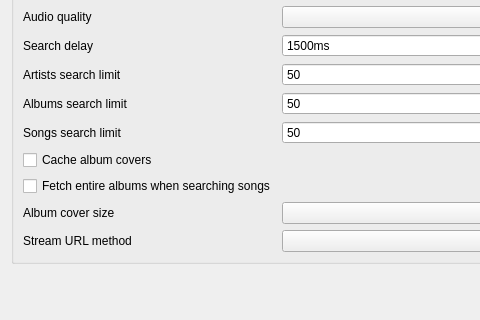
Before: the Qt Designer form src/settings/tidalsettingspage.ui in strawberrymusicplayer/strawberry, drawn with Qt 5; both pictures show x 0 to 480 and y 291 to 611 of the 715 by 836 pixel window.
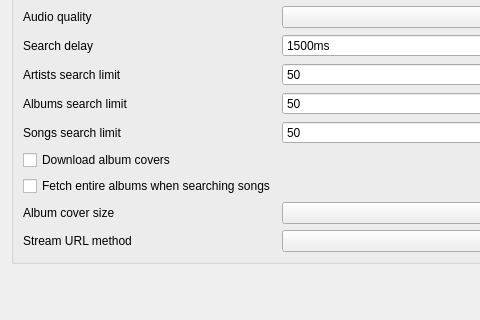
After: the same form once the commit is applied. Icons and pictures are not drawn. Custom widgets are drawn as their Qt base class.

Commit message: Rename cache album covers to download album covers and only do it for favorite requests

The edit to the form file:
```diff
--- a/src/settings/tidalsettingspage.ui
+++ b/src/settings/tidalsettingspage.ui
@@ -226,7 +226,7 @@
       <item row="5" column="0">
        <widget class="QCheckBox" name="checkbox_cache_album_covers">
         <property name="text">
-         <string>Cache album covers</string>
+         <string>Download album covers</string>
         </property>
        </widget>
       </item>
```
Left out of the diff: 2 changed lines with no effect on the pictures. The commit also changes 15 other files.
